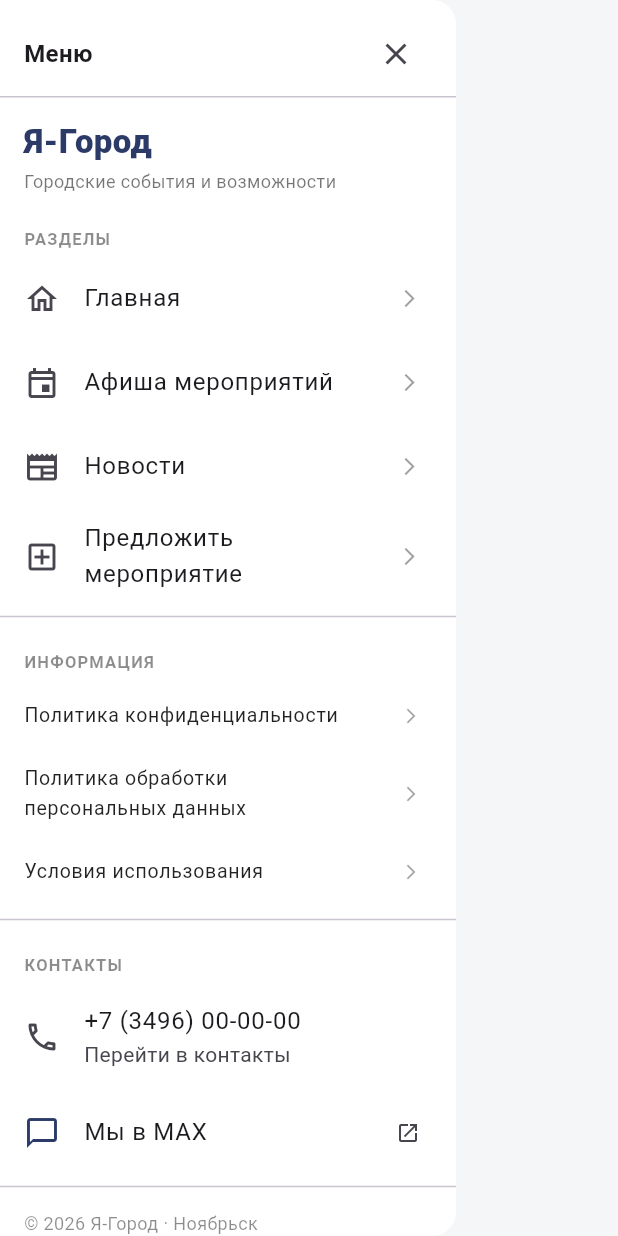
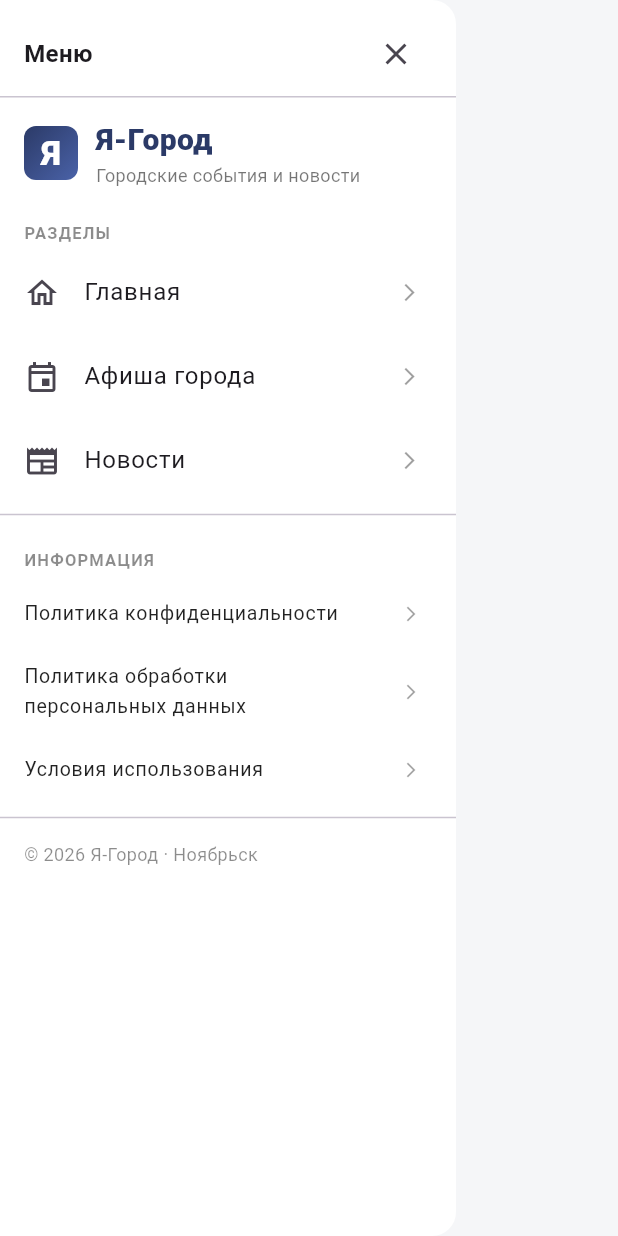
Before and after one commit to juw3x/ya-gorod, a Flutter app: the AppDrawer widget shown alone on an empty page, opened directly with empty values, on a phone screen of 412 x 824 dp. Run offline on Flutter 3.47's test engine with Material 3 defaults, Android fonts, the phone set to English and light mode, and no system bars; our stand-ins replace dio, file_picker, flutter_riverpod, go_router, video_player; network calls fail.

Commit message:
feat: remove propose/fake contacts, add logo badge, populate stories and banners from live posts

```diff
--- a/lib/core/widgets/main_shell.dart
+++ b/lib/core/widgets/main_shell.dart
@@ -1,7 +1,37 @@
 import 'package:flutter/material.dart';
 import 'package:go_router/go_router.dart';
-import 'package:url_launcher/url_launcher.dart';
 import '../utils/scroll_bus.dart';
+
+class YaLogoBadge extends StatelessWidget {
+  final double size;
+  const YaLogoBadge({super.key, this.size = 28});
+
+  @override
+  Widget build(BuildContext context) {
+    return Container(
+      width: size,
+      height: size,
+      decoration: BoxDecoration(
+        gradient: const LinearGradient(
+          colors: [Color(0xFF2B3A67), Color(0xFF4A62A8)],
+          begin: Alignment.topLeft,
+          end: Alignment.bottomRight,
+        ),
+        borderRadius: BorderRadius.circular(8),
+      ),
+      alignment: Alignment.center,
+      child: Text(
+        'Я',
+        style: TextStyle(
+          color: Colors.white,
+          fontWeight: FontWeight.w900,
+          fontSize: size * 0.62,
+          height: 1,
+        ),
+      ),
+    );
+  }
+}
 
 class MainShell extends StatelessWidget {
   final StatefulNavigationShell navigationShell;
@@ -26,9 +56,11 @@ class MainShell extends StatelessWidget {
         elevation: 0.5,
         title: Row(
           children: [
+            const YaLogoBadge(size: 28),
+            const SizedBox(width: 8),
             const Text(
               'Я-Город',
-              style: TextStyle(color: Color(0xFF2B3A67), fontWeight: FontWeight.w800, fontSize: 20),
+              style: TextStyle(color: Color(0xFF2B3A67), fontWeight: FontWeight.w800, fontSize: 19),
             ),
             const SizedBox(width: 10),
             Container(width: 1, height: 18, color: Colors.black12),
@@ -69,9 +101,9 @@ class AppBottomNav extends StatelessWidget {
 
   @override
   Widget build(BuildContext context) {
-    final isNoneSelected = currentIndex == null;
+    final isNoneSelected = currentIndex == null || currentIndex! > 1;
     return BottomNavigationBar(
-      currentIndex: currentIndex ?? 0,
+      currentIndex: isNoneSelected ? 0 : currentIndex!,
       onTap: onTap,
       backgroundColor: Colors.white,
       selectedItemColor: isNoneSelected ? Colors.grey : const Color(0xFF2B3A67),
@@ -80,7 +112,6 @@ class AppBottomNav extends StatelessWidget {
       items: const [
         BottomNavigationBarItem(icon: Icon(Icons.home_outlined), activeIcon: Icon(Icons.home), label: 'Главная'),
         BottomNavigationBarItem(icon: Icon(Icons.newspaper_outlined), activeIcon: Icon(Icons.newspaper), label: 'Новости'),
-        BottomNavigationBarItem(icon: Icon(Icons.add_circle_outline), activeIcon: Icon(Icons.add_circle), label: 'Предложить'),
       ],
     );
   }
@@ -126,12 +157,17 @@ class AppDrawer extends StatelessWidget {
             const Divider(height: 1),
             const Padding(
               padding: EdgeInsets.fromLTRB(16, 14, 16, 8),
-              child: Column(
-                crossAxisAlignment: CrossAxisAlignment.start,
+              child: Row(
                 children: [
-                  Text('Я-Город', style: TextStyle(fontSize: 22, fontWeight: FontWeight.w800, color: Color(0xFF2B3A67))),
-                  SizedBox(height: 2),
-                  Text('Городские события и возможности', style: TextStyle(fontSize: 12, color: Colors.black54)),
+                  YaLogoBadge(size: 36),
+                  SizedBox(width: 12),
+                  Column(
+                    crossAxisAlignment: CrossAxisAlignment.start,
+                    children: [
+                      Text('Я-Город', style: TextStyle(fontSize: 20, fontWeight: FontWeight.w800, color: Color(0xFF2B3A67))),
+                      Text('Городские события и новости', style: TextStyle(fontSize: 12, color: Colors.black54)),
+                    ],
+                  ),
                 ],
               ),
             ),
@@ -144,7 +180,7 @@ class AppDrawer extends StatelessWidget {
             ),
             ListTile(
               leading: const Icon(Icons.event_outlined),
-              title: const Text('Афиша мероприятий'),
+              title: const Text('Афиша города'),
               trailing: const Icon(Icons.arrow_forward_ios, size: 14, color: Colors.black38),
               onTap: onSelectAfisha,
             ),
@@ -154,34 +190,11 @@ class AppDrawer extends StatelessWidget {
               trailing: const Icon(Icons.arrow_forward_ios, size: 14, color: Colors.black38),
               onTap: () => onSelectTab(1),
             ),
-            ListTile(
-              leading: const Icon(Icons.add_box_outlined),
-              title: const Text('Предложить мероприятие'),
-              trailing: const Icon(Icons.arrow_forward_ios, size: 14, color: Colors.black38),
-              onTap: () => onSelectTab(2),
-            ),
             const Divider(),
             _sectionHeader('ИНФОРМАЦИЯ'),
             _docTile(context, 'Политика конфиденциальности', 'privacy'),
             _docTile(context, 'Политика обработки персональных данных', 'personal-data'),
             _docTile(context, 'Условия использования', 'terms'),
-            const Divider(),
-            _sectionHeader('КОНТАКТЫ'),
-            ListTile(
-              leading: const Icon(Icons.phone_outlined),
-              title: const Text('+7 (3496) 00-00-00'),
-              subtitle: const Text('Перейти в контакты'),
-              onTap: () {
-                Navigator.pop(context);
-                context.push('/page/contacts');
-              },
-            ),
-            ListTile(
-              leading: const Icon(Icons.chat_bubble_outline, color: Color(0xFF2B3A67)),
-              title: const Text('Мы в МАХ'),
-              trailing: const Icon(Icons.open_in_new, size: 16),
-              onTap: () => launchUrl(Uri.parse('https://max.ru'), mode: LaunchMode.externalApplication),
-            ),
             const Divider(),
             const Padding(
               padding: EdgeInsets.fromLTRB(16, 8, 16, 16),
```
Also changed, not shown: 1 other file.
